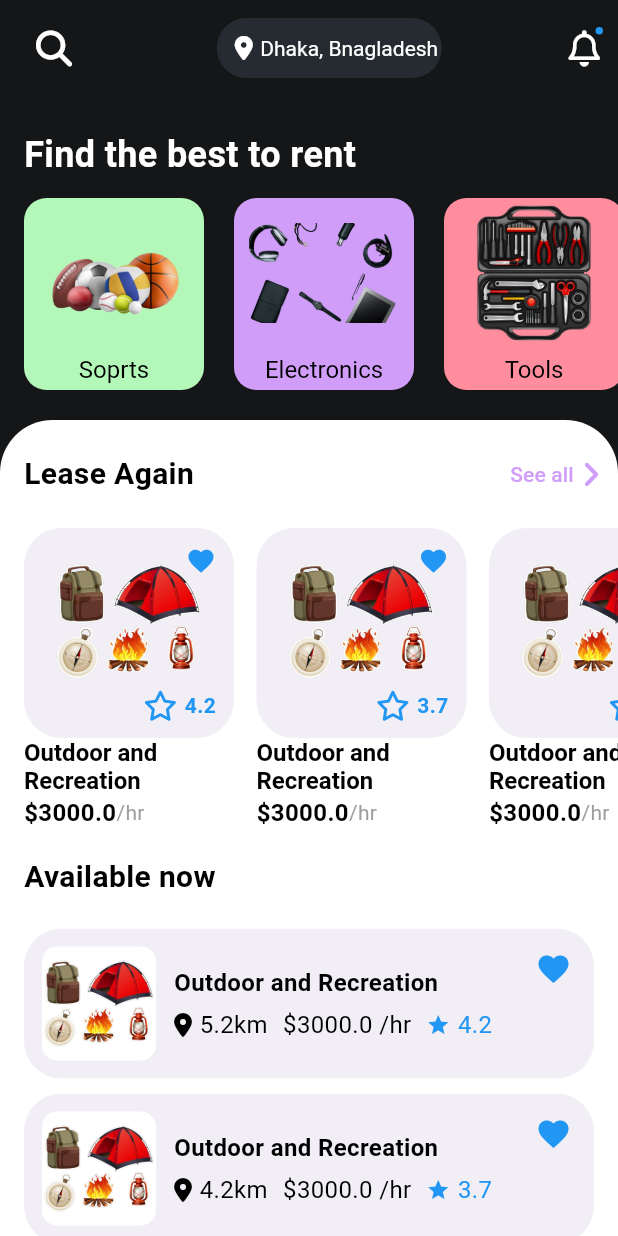
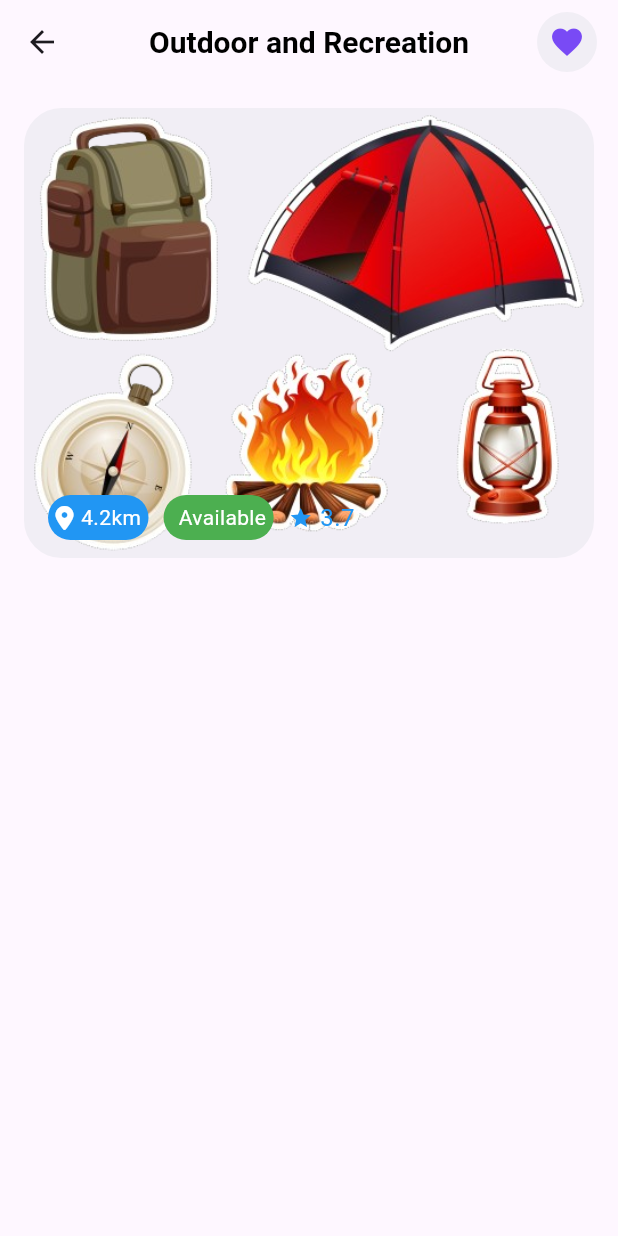
Before and after one commit to zahid2873/renting_app, a Flutter app: the screen it shows after launch, after a tap on an icon or button, on a phone screen of 412 x 824 dp. Run offline on Flutter 3.47's test engine with Material 3 defaults, Android fonts, the phone set to English and light mode, and no system bars; our stand-ins replace font_awesome_flutter, go_router.

Commit message:
added details page

```diff
--- a/lib/constants/colorPalette.dart
+++ b/lib/constants/color_palette.dart
@@ -9,4 +9,5 @@ abstract class ColorPalette {
   static const Color pink = Color.fromRGBO(255, 141, 158, 1);
   static const Color yellow = Color.fromRGBO(255, 193, 122, 1);
   static const Color grey = Color.fromRGBO(241, 238, 245, 1);
+  static const Color blue = Color.fromRGBO(121, 74, 245, 1);
 }
--- a/lib/model/category_model.dart
+++ b/lib/model/category_model.dart
@@ -1,6 +1,7 @@
 import 'dart:ui';
 
-import 'package:renting_app/constants/colorPalette.dart';
+import 'package:renting_app/constants/color_palette.dart';
+
 
 class CategoryModel {
   String? categoryName;
--- /dev/null
+++ b/lib/screen/details/item_details.dart
@@ -0,0 +1,60 @@
+import 'package:flutter/material.dart';
+import 'package:go_router/go_router.dart';
+import 'package:renting_app/constants/color_palette.dart';
+import 'package:renting_app/model/item_model.dart';
+import 'package:renting_app/screen/details/item_images.dart';
+import 'package:renting_app/utils/textStyle.dart';
+
+class ItemDetails extends StatelessWidget {
+  const ItemDetails({super.key, required this.item});
+  final ItemModel? item;
+
+  @override
+  Widget build(BuildContext context) {
+    return Scaffold(
+      appBar: AppBar(
+        centerTitle: true,
+        title: Text(
+          item?.productName ?? "",
+          style: FontStyle.titleMedium,
+        ),
+        actions: const [
+          Padding(
+            padding: EdgeInsets.only(right: 14),
+            child: CircleAvatar(
+                backgroundColor: ColorPalette.grey,
+                child: Icon(
+                  Icons.favorite,
+                  color: ColorPalette.blue,
+                )),
+          )
+        ],
+        leading: IconButton(
+          onPressed: () => context.pop(),
+          icon: const Icon(Icons.arrow_back),
+        ),
+      ),
+      body: Column(children: [
+        ItemImages(
+          image: item?.productImg ?? "",
+          distance: item?.distance ?? 0.0,
+          isAvailable: item?.available ?? false,
+          rating: calculateRating(item),
+        )
+      ]),
+    );
+  }
+
+  String calculateRating(ItemModel? item) {
+    double rating = 0.0;
+    if (item!.rating == null) return "0.0";
+    for (int i = 0; i < item.rating!.length; i++) {
+      double r = item.rating?[i].rating ?? 0;
+
+      rating = rating + r;
+    }
+    rating = rating / item.rating!.length;
+
+    return rating.toStringAsFixed(1);
+  }
+}
--- /dev/null
+++ b/lib/screen/details/item_images.dart
@@ -0,0 +1,88 @@
+import 'package:flutter/material.dart';
+import 'package:font_awesome_flutter/font_awesome_flutter.dart';
+import 'package:renting_app/constants/color_palette.dart';
+import 'package:renting_app/utils/textStyle.dart';
+
+class ItemImages extends StatelessWidget {
+  const ItemImages(
+      {super.key, this.image, this.rating, this.distance, this.isAvailable});
+  final String? image;
+  final String? rating;
+  final double? distance;
+  final bool? isAvailable;
+  @override
+  Widget build(BuildContext context) {
+    return Container(
+      margin: const EdgeInsets.all(16),
+      padding: const EdgeInsets.only(left: 16, bottom: 12),
+      alignment: Alignment.bottomLeft,
+      height: 300,
+      decoration: BoxDecoration(
+          color: ColorPalette.grey,
+          borderRadius: BorderRadius.circular(25),
+          image: DecorationImage(
+              image: AssetImage(
+                image ?? "",
+              ),
+              fit: BoxFit.cover)),
+      child: Row(
+        children: [
+          Container(
+            padding: const EdgeInsets.all(5),
+            decoration: BoxDecoration(
+                color: Colors.blue, borderRadius: BorderRadius.circular(15)),
+            child: Row(
+              children: [
+                const FaIcon(
+                  FontAwesomeIcons.locationDot,
+                  color: Colors.white,
+                  size: 16,
+                ),
+                const SizedBox(width: 5),
+                Text(
+                  "${distance}km",
+                  style: FontStyle.labelMedium,
+                ),
+              ],
+            ),
+          ),
+          const SizedBox(width: 10),
+          Container(
+            padding: const EdgeInsets.all(5),
+            decoration: BoxDecoration(
+                color: Colors.green, borderRadius: BorderRadius.circular(15)),
+            child: Row(
+              children: [
+                const SizedBox(width: 5),
+                isAvailable == true
+                    ? const Text(
+                        "Available",
+                        style: FontStyle.labelMedium,
+                      )
+                    : const Text(
+                        "Unavailable",
+                        style: FontStyle.labelMedium,
+                      ),
+              ],
+            ),
+          ),
+          const SizedBox(width: 10),
+          Row(
+            children: [
+              const Icon(
+                Icons.star,
+                color: Colors.blue,
+                size: 16,
+              ),
+              const SizedBox(width: 5),
+              Text(
+                rating ?? "0.0",
+                style: const TextStyle(fontSize: 16, color: Colors.blue),
+              ),
+            ],
+          ),
+        ],
+      ),
+    );
+  }
+}
--- a/lib/screen/home/available_list.dart
+++ b/lib/screen/home/available_list.dart
@@ -1,6 +1,6 @@
 import 'package:flutter/material.dart';
 import 'package:font_awesome_flutter/font_awesome_flutter.dart';
-import 'package:renting_app/constants/colorPalette.dart';
+import 'package:renting_app/constants/color_palette.dart';
 import 'package:renting_app/model/item_model.dart';
 import 'package:renting_app/utils/textStyle.dart';
 
--- a/lib/screen/home/home.dart
+++ b/lib/screen/home/home.dart
@@ -1,5 +1,5 @@
 import 'package:flutter/material.dart';
-import 'package:renting_app/constants/colorPalette.dart';
+import 'package:renting_app/constants/color_palette.dart';
 import 'package:renting_app/screen/home/available_list.dart';
 import 'package:renting_app/screen/home/lease_list.dart';
 import 'package:renting_app/screen/home/rent_categories.dart';
--- a/lib/screen/home/lease_list.dart
+++ b/lib/screen/home/lease_list.dart
@@ -1,7 +1,8 @@
 import 'package:flutter/material.dart';
 import 'package:font_awesome_flutter/font_awesome_flutter.dart';
-import 'package:renting_app/constants/colorPalette.dart';
+import 'package:renting_app/constants/color_palette.dart';
 import 'package:renting_app/model/item_model.dart';
+import 'package:renting_app/screen/details/item_details.dart';
 import 'package:renting_app/utils/textStyle.dart';
 
 class LeaseList extends StatelessWidget {
@@ -18,9 +19,7 @@ class LeaseList extends StatelessWidget {
             style: FontStyle.titleMedium,
           ),
           TextButton(
-            onPressed: () {
-              print("1111111111");
-            },
+            onPressed: () {},
             child: const Row(
               children: [
                 Text(
@@ -53,6 +52,11 @@ class LeaseList extends StatelessWidget {
                 available: itemList[index].available,
                 rating: calculateRating(index),
                 pricePerHour: itemList[index].pricePerHour,
+                onTap: () => Navigator.push(
+                    context,
+                    MaterialPageRoute(
+                        builder: (context) =>
+                            ItemDetails(item: itemList[index]))),
               );
             }),
       )
@@ -98,9 +102,8 @@ class LeaseItem extends StatelessWidget {
         color: Colors.transparent,
         child: InkWell(
           borderRadius: BorderRadius.circular(25),
-          onTap: () {},
+          onTap: onTap,
           child: Ink(
-              //height: 180,
               width: 140,
               decoration: BoxDecoration(
                 borderRadius: BorderRadius.circular(25),
--- a/lib/screen/home/rent_categories.dart
+++ b/lib/screen/home/rent_categories.dart
@@ -1,5 +1,5 @@
 import 'package:flutter/material.dart';
-import 'package:renting_app/constants/colorPalette.dart';
+import 'package:renting_app/constants/color_palette.dart';
 import 'package:renting_app/model/category_model.dart';
 import 'package:renting_app/utils/textStyle.dart';
 
@@ -60,14 +60,16 @@ class CategoriesItem extends StatelessWidget {
         color: Colors.transparent,
         child: InkWell(
           onTap: onTap,
-          borderRadius: BorderRadius.circular(15),
+          borderRadius: BorderRadius.circular(35),
           child: Ink(
             height: 80,
             width: 120,
             decoration: BoxDecoration(
               color: color,
-              borderRadius: BorderRadius.circular(15),
+              borderRadius: BorderRadius.circular(35),
             ),
+            child: Padding(
+              padding: const EdgeInsets.symmetric(horizontal: 14),
               child: Column(
                   crossAxisAlignment: CrossAxisAlignment.center,
                   children: [
@@ -91,6 +93,7 @@ class CategoriesItem extends StatelessWidget {
             ),
           ),
         ),
+      ),
     );
   }
 }
--- a/lib/widget/customAppBar.dart
+++ b/lib/widget/customAppBar.dart
@@ -1,6 +1,6 @@
 import 'package:flutter/material.dart';
 import 'package:font_awesome_flutter/font_awesome_flutter.dart';
-import 'package:renting_app/constants/colorPalette.dart';
+import 'package:renting_app/constants/color_palette.dart';
 import 'package:renting_app/utils/textStyle.dart';
 
 class CustomHomeAppBar extends StatelessWidget {
```
Also changed, not shown: lib/screen/common/bottom_navigation_bar.dart (added, +64 -0 lines). Lines whose indentation alone changed are shown as unchanged.
